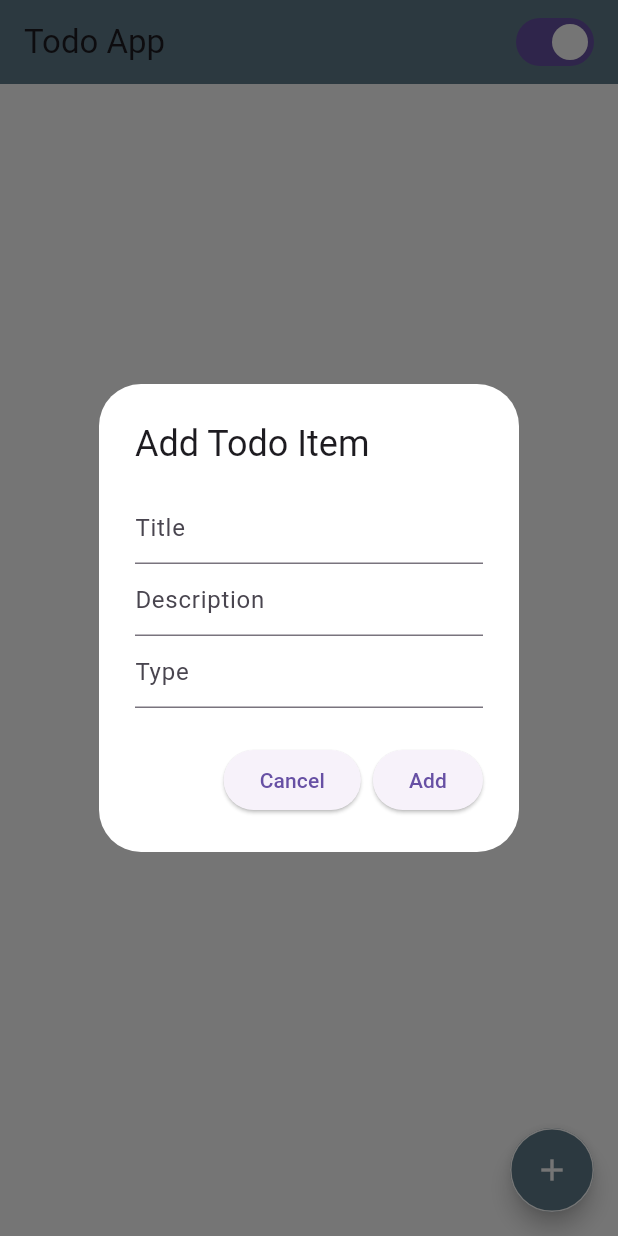
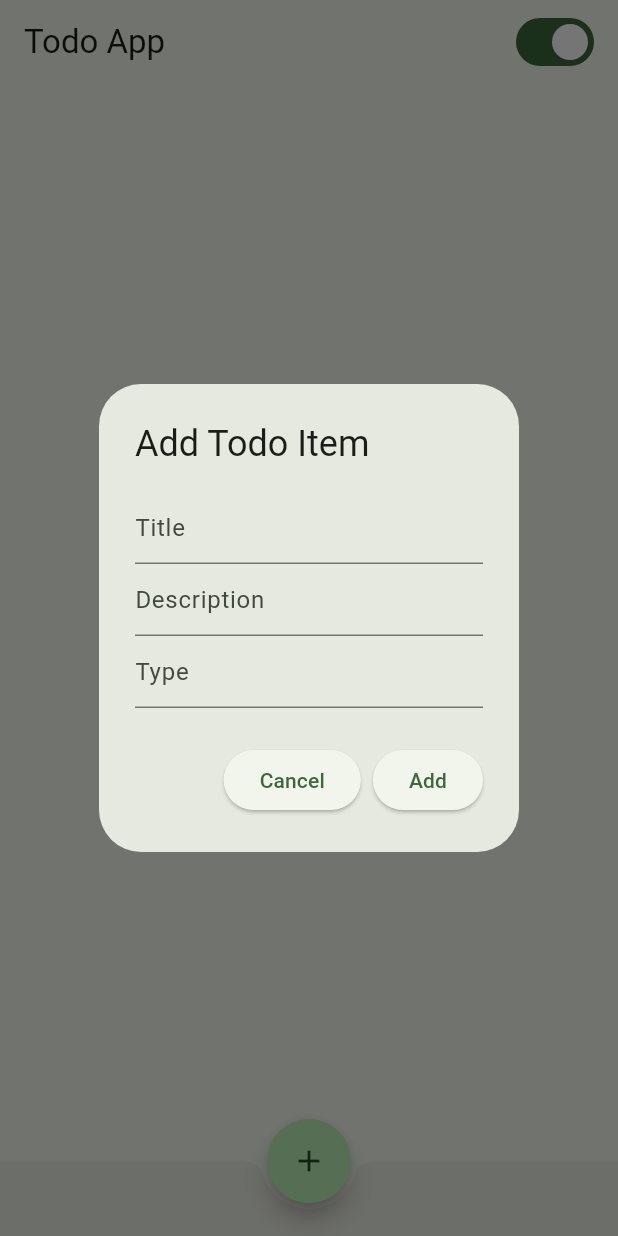
Before and after one commit to omarito47/todo_app, a Flutter app: the screen it shows after launch, after a tap on the "add" icon, on a phone screen of 412 x 824 dp. Run offline on Flutter 3.47's test engine with Material 3 defaults, Android fonts, the phone set to English and light mode, and no system bars; our stand-ins replace shared_preferences, sqflite; accounts and stored records are empty.

Commit message:
[update] rectification design

```diff
--- /dev/null
+++ b/devtools_options.yaml
@@ -0,0 +1 @@
+extensions:
--- a/lib/global/database/database_helper.dart
+++ b/lib/global/database/database_helper.dart
@@ -1,6 +1,4 @@
-import 'package:sqflite/sqflite.dart';
-import 'package:path/path.dart';
-import 'package:todo_app/global/modals/todo_item.dart';
+import 'package:todo_app/global/global.dart';
 
 //Shared Preferences is a simple and efficient way to store small amounts of data
 // while SQLite is useful for storing large amounts of structured data.
--- a/lib/global/theme/theme_mode.dart
+++ b/lib/global/theme/theme_mode.dart
@@ -1,60 +1,15 @@
+import 'package:todo_app/global/global.dart';
 import 'package:flutter/material.dart';
-import 'package:shared_preferences/shared_preferences.dart';
-
 enum ThemeModeOptions { Light, Dark }
 
 class ThemeProvider with ChangeNotifier {
   late SharedPreferences prefs;
   late ThemeMode themeMode = ThemeMode.light;
   //dark theme mode
-  final darkTheme = ThemeData.dark().copyWith(
-    scaffoldBackgroundColor: Colors.black,
-    appBarTheme: AppBarTheme(
-        color: Colors.grey[900],
-        iconTheme: const IconThemeData(color: Colors.white),
-        actionsIconTheme: IconThemeData(color: Colors.blue)),
-    textTheme: const TextTheme(
-      bodyText2: TextStyle(color: Colors.white),
-      subtitle1: TextStyle(color: Colors.white),
-    ),
-    checkboxTheme: CheckboxThemeData(
-      fillColor: MaterialStateColor.resolveWith((states) => Colors.white),
-    ),
-    snackBarTheme: SnackBarThemeData(
-      backgroundColor: Colors.grey[800],
-      contentTextStyle: TextStyle(color: Colors.white),
-    ),
-    dialogTheme: DialogTheme(
-      backgroundColor: Colors.blueGrey,
-    ),
-    cardTheme: CardTheme(
-      color: Colors.grey[800],
-    ),
-  );
+  final darkTheme = ThemeData(colorSchemeSeed: Colors.black, brightness: Brightness.dark,useMaterial3: true,);
   //light theme mode
-  final lightTheme = ThemeData(
-      checkboxTheme: CheckboxThemeData(
-        fillColor: MaterialStateColor.resolveWith((states) => Colors.white),
-        checkColor: MaterialStateColor.resolveWith((states) => Colors.black),
-      ),
-      dialogTheme: DialogTheme(
-        backgroundColor:
-            MaterialStateColor.resolveWith((states) => Colors.white),
-      ),
-      hintColor: Colors.grey,
-      // buttonTheme: ButtonThemeData(buttonColor: Colors.blueGrey),
-      textTheme: const TextTheme(
-        bodyText2: TextStyle(color: Colors.black),
-        bodyText1: TextStyle(color: Colors.black),
-        // Add more text styles as needed
-      ),
-      appBarTheme: const AppBarTheme(
-        color: Colors.blueGrey,
-        // Customize app bar attributes if needed
-      ),
-      scaffoldBackgroundColor: Colors.white,
-      floatingActionButtonTheme: const FloatingActionButtonThemeData(
-          backgroundColor: Colors.blueGrey));
+  final lightTheme =
+      ThemeData(colorSchemeSeed: Colors.green, brightness: Brightness.light,useMaterial3: true );
 
   ThemeProvider() {
     initPrefs();
@@ -102,6 +57,7 @@ class ThemeProvider with ChangeNotifier {
   Future<void> saveThemeMode() async {
     await prefs.setString('themeMode', themeMode.toString());
   }
+
   //get the theme mode from string function
   ThemeMode convertStringToThemeModeType(String value) {
     switch (value) {
--- a/lib/main.dart
+++ b/lib/main.dart
@@ -1,12 +1,9 @@
+import 'package:todo_app/global/global.dart';
 import 'package:flutter/material.dart';
-import 'package:provider/provider.dart';
-import 'package:todo_app/global/theme/theme_mode.dart';
-import 'package:todo_app/module/widgets/todo_list_page.dart';
-
-void main() {
-  runApp(const MyApp());
+void main() {//point de départ
+  runApp(const MyApp());//action pour lancer l'app
 }
-
+//root widget
 class MyApp extends StatefulWidget {
   const MyApp({super.key});
 
@@ -18,17 +15,19 @@ class _MyAppState extends State<MyApp> {
 
   @override
   Widget build(BuildContext context) {
-    return ChangeNotifierProvider(
-      create: (_) => ThemeProvider(), // Creates an instance of ThemeProvider and provides it to the widget tree
+    return ChangeNotifierProvider(//2 notifier l'app si il y'a de changement
+      //instance pour observer le changement dans ThemeProvider
+      create: (_) => ThemeProvider(), //1 Creates an instance of ThemeProvider and provides it to the widget tree
       child: Consumer<ThemeProvider>(
-        // Listens to changes in the provided ThemeProvider instance & rebuild the widget tree below it whenever the notified value changes
+        // Listens to changes in the provided ThemeProvider instance from changeNotifierProvider
+        // & rebuild the widget tree below it whenever the notified value changes
         builder: (context, themeProvider, _) {
-          return MaterialApp(
+          return MaterialApp(//
             themeMode: themeProvider.themeMode,
             theme: themeProvider.lightTheme,
             darkTheme: themeProvider.darkTheme,
             debugShowCheckedModeBanner: false,
-            title: 'Flutter Demo',
+            title: 'Flutter Demo',//title of the app when the app on background
             home: const TodoListPage(),
           );
         },
--- a/lib/module/widgets/todo_list_page.dart
+++ b/lib/module/widgets/todo_list_page.dart
@@ -3,6 +3,8 @@ import 'package:provider/provider.dart';
 import 'package:todo_app/global/database/database_helper.dart';
 import 'package:todo_app/global/modals/todo_item.dart';
 import 'package:todo_app/global/theme/theme_mode.dart';
+import 'package:todo_app/module/controller/todo_controller.dart';
+
 
 class TodoListPage extends StatefulWidget {
   const TodoListPage({Key? key}) : super(key: key);
@@ -12,15 +14,22 @@ class TodoListPage extends StatefulWidget {
 }
 
 class _TodoListPageState extends State<TodoListPage> {
-  List<TodoItem> todoItems = [];
+  List<TodoItem> todoItems = []; //list of object de type todo item
+  final TodoController _todoController = TodoController();
+
   @override
   void initState() {
+    //The reason why super.initState() is called before _loadTodoItems()
+    //is to ensure that the parent class's initState() method is executed first.
+    //This is important because the parent class's initState()
+    //might contain essential initialization logic or setup tasks
+    //that need to be executed before the child class's logic.
     super.initState();
-    getTodoItems();
+    _loadTodoItems();
   }
 
-  Future<void> getTodoItems() async {
-    List<TodoItem> items = await DatabaseHelper().getTodoItems();
+  Future<void> _loadTodoItems() async {
+    List<TodoItem> items = await _todoController.getTodoItems();
     setState(() {
       todoItems = items;
     });
@@ -28,26 +37,14 @@ class _TodoListPageState extends State<TodoListPage> {
 
   void editTodoItem(TodoItem todoItem, String newTitle, String newDescription,
       String newType) {
-    setState(() {
-      todoItem.title = newTitle;
-      todoItem.description = newDescription;
-      todoItem.type = newType;
-      DatabaseHelper().updateTodoItem(todoItem);
-    });
+    _todoController.editTodoItem(todoItem, newTitle, newDescription, newType);
+    _loadTodoItems();
     Navigator.of(context).pop(); // Close the edit dialog
   }
 
   void addTodoItem(String title, String description, String type) async {
-    int newId = todoItems.length + 1;
-    TodoItem newTodoItem = TodoItem(
-      id: newId,
-      title: title,
-      description: description,
-      type: type,
-      completed: false,
-    );
-    await DatabaseHelper().insertTodoItem(newTodoItem);
-    getTodoItems(); // Refresh the todo items list
+    _todoController.addTodoItem(title, description, type, todoItems);
+    _loadTodoItems(); // Refresh the todo items list
     Navigator.of(context).pop(); // Close the popup after adding the item
   }
 
@@ -63,6 +60,7 @@ class _TodoListPageState extends State<TodoListPage> {
             child: Switch(
               value: themeProvider.selectedMode == ThemeModeOptions.Dark,
               onChanged: (value) {
+                //you can us e arrow function if  we make the logic into function =>func()
                 if (value) {
                   themeProvider.setThemeMode(ThemeModeOptions.Dark);
                 } else {
@@ -109,12 +107,12 @@ class _TodoListPageState extends State<TodoListPage> {
                   SnackBar(content: Text("Removed task ${todoItem.title}")),
                 );
               },
+              child: Card(
+                elevation: 5,
                 child: ListTile(
                   shape: RoundedRectangleBorder(
                       borderRadius: BorderRadius.circular(30)),
-                tileColor: Colors.grey,
-                textColor: Colors.white,
-                iconColor: Colors.white,
+
                   leading: Checkbox(
                     value: todoItem.completed,
                     onChanged: (value) {
@@ -134,15 +132,20 @@ class _TodoListPageState extends State<TodoListPage> {
                   ),
                 ),
               ),
+            ),
           );
         },
       ),
+      bottomNavigationBar: const BottomAppBar(
+        height: 50,
+        shape: CircularNotchedRectangle(),
+      ),
       floatingActionButton: FloatingActionButton(
-        shape: const CircleBorder(side: BorderSide(color: Colors.white)),
-
+        shape: const CircleBorder(),
         onPressed: showAddTodoItemDialog,
-        child: const Icon(Icons.add, color: Colors.white),
+        child: const Icon(Icons.add),
       ),
+      floatingActionButtonLocation: FloatingActionButtonLocation.miniCenterDocked,
     );
   }
 
@@ -163,6 +166,7 @@ class _TodoListPageState extends State<TodoListPage> {
       context: context,
       builder: (BuildContext context) {
         return AlertDialog(
+
           title: const Text('Edit Todo Item'),
           content: Form(
             key: _formKey,
--- a/pubspec.yaml
+++ b/pubspec.yaml
@@ -40,6 +40,7 @@ dependencies:
   sqflite_common_ffi: ^2.3.2+1
   shared_preferences: ^2.2.2
   provider: ^6.1.1
+  palette_generator: ^0.3.3+3
 
 dev_dependencies:
   flutter_test:
```
Also changed, not shown: lib/global/global.dart (added, +10 -0 lines), lib/module/controller/todo_controller.dart (added, +198 -0 lines), pubspec.lock. Lines whose indentation alone changed are shown as unchanged.
